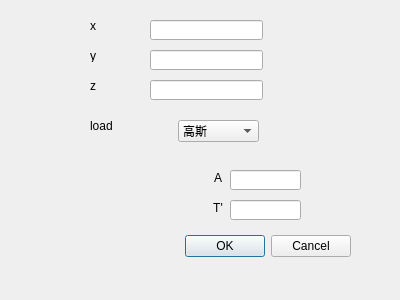
First picture: the form in loaddlg.ui, repository onism/GTea, before the edit.
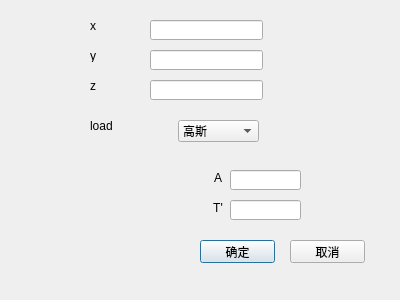
Second picture: the form after the edit. Icons and pictures are not drawn.

```diff
--- a/loaddlg.ui
+++ b/loaddlg.ui
@@ -13,22 +13,6 @@
   <property name="windowTitle">
    <string>load</string>
   </property>
-  <widget class="QDialogButtonBox" name="buttonBox">
-   <property name="geometry">
-    <rect>
-     <x>10</x>
-     <y>230</y>
-     <width>341</width>
-     <height>32</height>
-    </rect>
-   </property>
-   <property name="orientation">
-    <enum>Qt::Horizontal</enum>
-   </property>
-   <property name="standardButtons">
-    <set>QDialogButtonBox::Cancel|QDialogButtonBox::Ok</set>
-   </property>
-  </widget>
   <widget class="QLabel" name="label">
    <property name="geometry">
     <rect>
@@ -361,6 +345,32 @@
     </widget>
    </widget>
   </widget>
+  <widget class="QPushButton" name="pushButton">
+   <property name="geometry">
+    <rect>
+     <x>200</x>
+     <y>240</y>
+     <width>75</width>
+     <height>23</height>
+    </rect>
+   </property>
+   <property name="text">
+    <string>确定</string>
+   </property>
+  </widget>
+  <widget class="QPushButton" name="pushButton_2">
+   <property name="geometry">
+    <rect>
+     <x>290</x>
+     <y>240</y>
+     <width>75</width>
+     <height>23</height>
+    </rect>
+   </property>
+   <property name="text">
+    <string>取消</string>
+   </property>
+  </widget>
  </widget>
  <resources>
   <include location="res.qrc"/>
```
Left out of the diff: 32 changed lines with no effect on the pictures.
